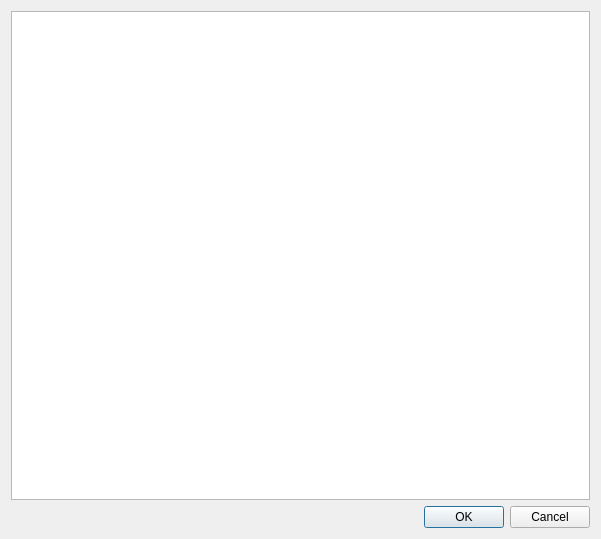
Before: the Qt Designer form Core/NexusWidget/CCPiNexusWidget.ui in vais-ral/CCPi-Quantification, drawn with Qt 5.
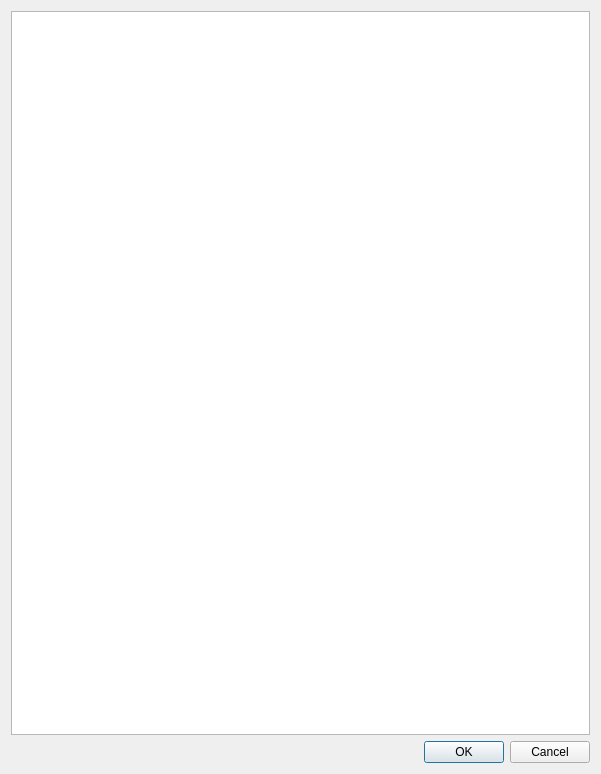
After: the same form once the commit is applied.

```diff
--- a/Core/NexusWidget/CCPiNexusWidget.ui
+++ b/Core/NexusWidget/CCPiNexusWidget.ui
@@ -10,7 +10,7 @@
     <x>0</x>
     <y>0</y>
     <width>601</width>
-    <height>539</height>
+    <height>774</height>
    </rect>
   </property>
   <property name="windowTitle">
```
